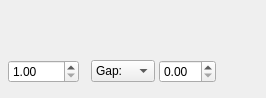
Qt form scribus/ui/propertywidget_distancebase.ui (scribusproject/scribus) before a commit.
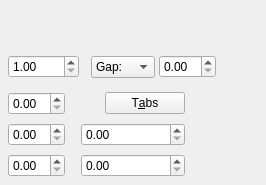
The same form after that commit. Custom widgets are drawn as their Qt base class.

Commit message: #16849: Properties for First line, right and left indents <Martin Reininger>

```diff
--- a/scribus/ui/propertywidget_distancebase.ui
+++ b/scribus/ui/propertywidget_distancebase.ui
@@ -7,7 +7,7 @@
     <x>0</x>
     <y>0</y>
     <width>266</width>
-    <height>98</height>
+    <height>185</height>
    </rect>
   </property>
   <layout class="QVBoxLayout" name="verticalLayout">
@@ -56,12 +56,6 @@
      </property>
      <item>
       <widget class="FormWidget" name="columnsLabel">
-       <property name="sizePolicy">
-        <sizepolicy hsizetype="Preferred" vsizetype="Minimum">
-         <horstretch>0</horstretch>
-         <verstretch>0</verstretch>
-        </sizepolicy>
-       </property>
        <property name="label" stdset="0">
         <string>Col&amp;umns</string>
        </property>
@@ -112,12 +106,6 @@
      </item>
      <item>
       <widget class="FormWidget" name="columnGapLabel">
-       <property name="sizePolicy">
-        <sizepolicy hsizetype="Preferred" vsizetype="Minimum">
-         <horstretch>0</horstretch>
-         <verstretch>0</verstretch>
-        </sizepolicy>
-       </property>
        <property name="label" stdset="0">
         <string/>
        </property>
@@ -162,12 +150,6 @@
      </item>
      <item>
       <widget class="FormWidget" name="columnGapSizeLabel">
-       <property name="sizePolicy">
-        <sizepolicy hsizetype="Preferred" vsizetype="Minimum">
-         <horstretch>0</horstretch>
-         <verstretch>0</verstretch>
-        </sizepolicy>
-       </property>
        <property name="label" stdset="0">
         <string>Size</string>
        </property>
@@ -209,6 +191,187 @@
      </item>
     </layout>
    </item>
+   <item>
+    <layout class="QGridLayout" name="gridLayout">
+     <property name="horizontalSpacing">
+      <number>16</number>
+     </property>
+     <property name="verticalSpacing">
+      <number>8</number>
+     </property>
+     <item row="1" column="0">
+      <widget class="FormWidget" name="leftIndentLabel">
+       <property name="label" stdset="0">
+        <string/>
+       </property>
+       <layout class="QHBoxLayout" name="horizontalLayout_9">
+        <property name="spacing">
+         <number>4</number>
+        </property>
+        <property name="leftMargin">
+         <number>0</number>
+        </property>
+        <property name="topMargin">
+         <number>0</number>
+        </property>
+        <property name="rightMargin">
+         <number>0</number>
+        </property>
+        <property name="bottomMargin">
+         <number>0</number>
+        </property>
+        <item>
+         <widget class="ScrSpinBox" name="leftIndentSpin"/>
+        </item>
+       </layout>
+      </widget>
+     </item>
+     <item row="0" column="3">
+      <spacer name="horizontalSpacer_3">
+       <property name="orientation">
+        <enum>Qt::Orientation::Horizontal</enum>
+       </property>
+       <property name="sizeHint" stdset="0">
+        <size>
+         <width>0</width>
+         <height>0</height>
+        </size>
+       </property>
+      </spacer>
+     </item>
+     <item row="0" column="0">
+      <widget class="FormWidget" name="firstLineIndentLabel">
+       <property name="sizePolicy">
+        <sizepolicy hsizetype="Preferred" vsizetype="Minimum">
+         <horstretch>0</horstretch>
+         <verstretch>0</verstretch>
+        </sizepolicy>
+       </property>
+       <property name="label" stdset="0">
+        <string/>
+       </property>
+       <layout class="QHBoxLayout" name="horizontalLayout_4">
+        <property name="spacing">
+         <number>4</number>
+        </property>
+        <property name="leftMargin">
+         <number>0</number>
+        </property>
+        <property name="topMargin">
+         <number>0</number>
+        </property>
+        <property name="rightMargin">
+         <number>0</number>
+        </property>
+        <property name="bottomMargin">
+         <number>0</number>
+        </property>
+        <item>
+         <widget class="ScrSpinBox" name="firstLineIndentSpin"/>
+        </item>
+       </layout>
+      </widget>
+     </item>
+     <item row="2" column="0">
+      <widget class="FormWidget" name="gapBeforeLabel">
+       <property name="label" stdset="0">
+        <string/>
+       </property>
+       <layout class="QHBoxLayout" name="horizontalLayout_12">
+        <property name="leftMargin">
+         <number>0</number>
+        </property>
+        <property name="topMargin">
+         <number>0</number>
+        </property>
+        <property name="rightMargin">
+         <number>0</number>
+        </property>
+        <property name="bottomMargin">
+         <number>0</number>
+        </property>
+        <item>
+         <widget class="ScrSpinBox" name="gapBeforeSpin"/>
+        </item>
+       </layout>
+      </widget>
+     </item>
+     <item row="0" column="2">
+      <widget class="QPushButton" name="tabsButton">
+       <property name="text">
+        <string>T&amp;abs</string>
+       </property>
+      </widget>
+     </item>
+     <item row="2" column="1" colspan="2">
+      <widget class="FormWidget" name="gapAfterLabel">
+       <property name="label" stdset="0">
+        <string/>
+       </property>
+       <layout class="QHBoxLayout" name="horizontalLayout_13">
+        <property name="leftMargin">
+         <number>0</number>
+        </property>
+        <property name="topMargin">
+         <number>0</number>
+        </property>
+        <property name="rightMargin">
+         <number>0</number>
+        </property>
+        <property name="bottomMargin">
+         <number>0</number>
+        </property>
+        <item>
+         <widget class="ScrSpinBox" name="gapAfterSpin"/>
+        </item>
+       </layout>
+      </widget>
+     </item>
+     <item row="1" column="1" colspan="2">
+      <widget class="FormWidget" name="rightIndentLabel">
+       <property name="label" stdset="0">
+        <string/>
+       </property>
+       <layout class="QHBoxLayout" name="horizontalLayout_5">
+        <property name="spacing">
+         <number>4</number>
+        </property>
+        <property name="leftMargin">
+         <number>0</number>
+        </property>
+        <property name="topMargin">
+         <number>0</number>
+        </property>
+        <property name="rightMargin">
+         <number>0</number>
+        </property>
+        <property name="bottomMargin">
+         <number>0</number>
+        </property>
+        <item>
+         <widget class="ScrSpinBox" name="rightIndentSpin"/>
+        </item>
+       </layout>
+      </widget>
+     </item>
+     <item row="0" column="1">
+      <spacer name="horizontalSpacer_5">
+       <property name="orientation">
+        <enum>Qt::Orientation::Horizontal</enum>
+       </property>
+       <property name="sizeType">
+        <enum>QSizePolicy::Policy::Fixed</enum>
+       </property>
+       <property name="sizeHint" stdset="0">
+        <size>
+         <width>8</width>
+         <height>0</height>
+        </size>
+       </property>
+      </spacer>
+     </item>
+    </layout>
+   </item>
   </layout>
  </widget>
  <customwidgets>
```
The commit also changes 7 other files.
